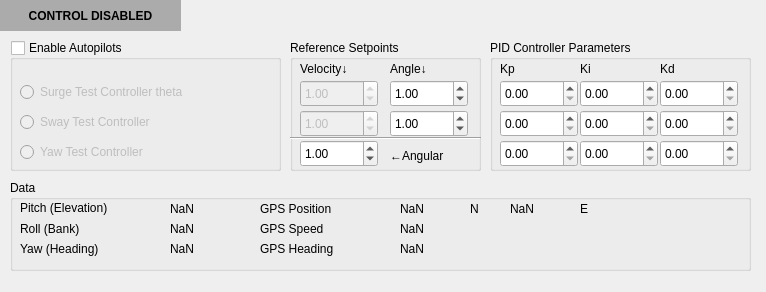
This is code/hli/ros/src/rqt_mypkg/src/rqt_mypkg/MyPlugin.ui in nickoe/aauship-formation as Qt 5 draws it before an edit. The edited form follows.
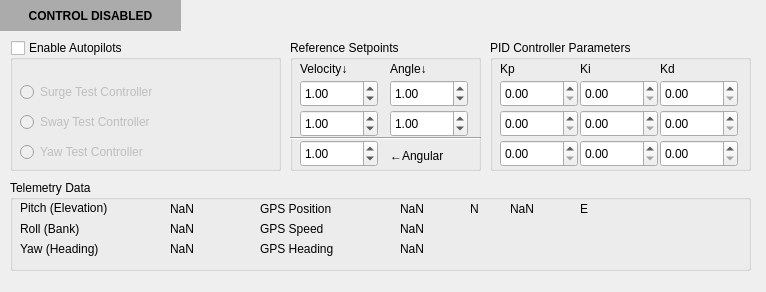
This is the edited form.

Commit message: Basic publishing of PID values to the /testPID topic

Diff of the .ui file:
```diff
--- a/code/hli/ros/src/rqt_mypkg/src/rqt_mypkg/MyPlugin.ui
+++ b/code/hli/ros/src/rqt_mypkg/src/rqt_mypkg/MyPlugin.ui
@@ -81,7 +81,7 @@
      </rect>
     </property>
     <property name="text">
-     <string>Surge Test Controller theta</string>
+     <string>Surge Test Controller</string>
     </property>
    </widget>
    <widget class="QRadioButton" name="radioButtonSwayTest">
@@ -125,7 +125,7 @@
    </property>
    <widget class="QDoubleSpinBox" name="SpinBoxSurgeVel">
     <property name="enabled">
-     <bool>false</bool>
+     <bool>true</bool>
     </property>
     <property name="geometry">
      <rect>
@@ -154,7 +154,7 @@
    </widget>
    <widget class="QDoubleSpinBox" name="SpinBoxSwayVel">
     <property name="enabled">
-     <bool>false</bool>
+     <bool>true</bool>
     </property>
     <property name="geometry">
      <rect>
@@ -399,7 +399,7 @@
     </rect>
    </property>
    <property name="title">
-    <string>Data</string>
+    <string>Telemetry Data</string>
    </property>
    <widget class="QLabel" name="label_7">
     <property name="geometry">
```
The commit also changes 1 other file.
